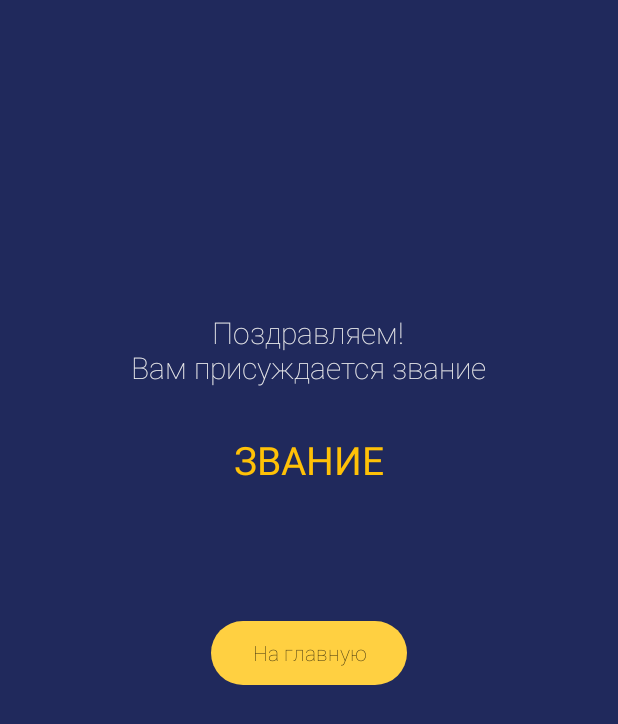
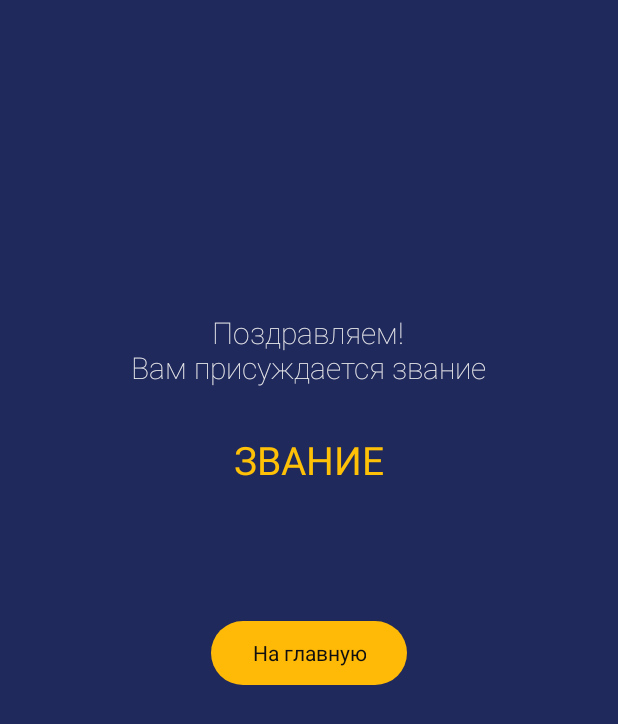
Before and after one commit to poetofcode/MovieQuizApp, an Android app: the layout fragment_score.xml on its own in the app's theme, with its tools: preview values and no code run, on a phone screen of 412 x 824 dp. Shown: the top 724 px of the screen. Run offline under Robolectric (Android 15) with nearby library versions, the phone set to English and light mode, and no system bars.

Commit message:
Accent color updated: orange -> yellow

```diff
--- a/app/src/main/java/ru/poetofcode/whatahorror/presentation/GameViewData.kt
+++ b/app/src/main/java/ru/poetofcode/whatahorror/presentation/GameViewData.kt
@@ -64,7 +64,7 @@ class GameViewData(
                 q.imageUrls[0],
                 q.variants.map { VariantInfo(
                     it,
-                    R.color.colorNotAnswered,
+                    R.color.colorVariantDefault,
                     R.color.mutedTextDark)
                 }
             )
--- a/app/src/main/res/anim/cloud_back.xml
+++ b/app/src/main/res/anim/cloud_back.xml
@@ -4,7 +4,7 @@
     <translate
         android:fromXDelta="-90%p"
         android:toXDelta="90%p"
-        android:duration="5000"
+        android:duration="10000"
         android:repeatCount="infinite"
         android:interpolator="@android:anim/linear_interpolator"/>
 </set>
--- a/app/src/main/res/anim/cloud_front.xml
+++ b/app/src/main/res/anim/cloud_front.xml
@@ -4,7 +4,7 @@
     <translate
         android:fromXDelta="-80%p"
         android:toXDelta="80%p"
-        android:duration="4000"
+        android:duration="8000"
         android:repeatCount="infinite"
         android:interpolator="@android:anim/accelerate_interpolator"/>
 </set>
--- a/app/src/main/res/drawable/variant_bg.xml
+++ b/app/src/main/res/drawable/variant_bg.xml
@@ -1,6 +1,6 @@
 <?xml version="1.0" encoding="UTF-8"?>
 <shape xmlns:android="http://schemas.android.com/apk/res/android">
-    <solid android:color="@color/colorNotAnswered"/>
+    <solid android:color="@color/colorVariantDefault"/>
 
     <stroke android:width="5dp"
         android:color="@android:color/transparent" />
--- a/app/src/main/res/layout/fragment_score.xml
+++ b/app/src/main/res/layout/fragment_score.xml
@@ -66,8 +66,9 @@
                 android:layout_height="wrap_content"
                 android:text="@string/backToHomeButton"
                 android:background="@drawable/variant_bg"
+                android:textColor="@color/colorDark"
                 android:textAllCaps="false"
-                android:textStyle="normal"
+                android:textStyle="bold"
                 android:textSize="@dimen/fontSmall"
                 android:layout_gravity="center"
                 android:layout_marginTop="30dp"
--- a/app/src/main/res/layout/question_button.xml
+++ b/app/src/main/res/layout/question_button.xml
@@ -22,7 +22,7 @@
             android:background="@drawable/variant_bg"
             android:padding="5dp"
             android:textAllCaps="false"
-            android:textStyle="normal"
+            android:textStyle="bold"
             android:textSize="@dimen/fontSmall"
             android:text="@{variant.name}"
             android:textColor="@{context.getColor(variant.textColor)}"
--- a/app/src/main/res/values/colors.xml
+++ b/app/src/main/res/values/colors.xml
@@ -3,14 +3,14 @@
     <color name="colorPrimary">@color/mainBackground</color>
     <color name="colorPrimaryDark">#14101B</color>
 
-    <color name="colorAccent">@android:color/holo_orange_dark</color>
+    <color name="colorAccent">#FFB907</color>
     <color name="mainBackground">#262130</color>
     <color name="mutedTextLight">#92FFFFFF</color>
     <color name="mutedTextDark">#DD000000</color>
 
-    <color name="colorRight">#039122</color>
-    <color name="colorWrong">#AC160A</color>
-    <color name="colorNotAnswered">#FFD041</color>
+    <color name="colorVariantRight">#039122</color>
+    <color name="colorVariantWrong">#AC160A</color>
+    <color name="colorVariantDefault">@color/colorAccent</color>
 
     <color name="colorLight">#efefef</color>
     <color name="colorDark">#101010</color>
```
Also changed, not shown: app/src/main/java/ru/poetofcode/whatahorror/presentation/GameFragment.kt (+2 -8 lines).
